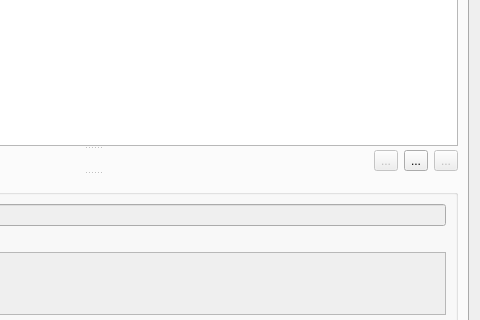
Qt form src/app/seamly2d/dialogs/dialogvariables.ui (FashionFreedom/Seamly2D) before a commit; both pictures show x 295 to 775 and y 96 to 416 of the 775 by 535 pixel window.
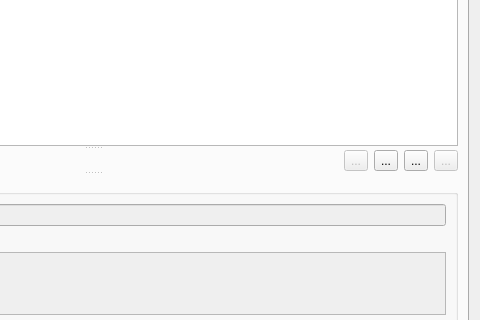
The same form after that commit. Icons and pictures are not drawn.

The edit to the form file:
```diff
--- a/src/app/seamly2d/dialogs/dialogvariables.ui
+++ b/src/app/seamly2d/dialogs/dialogvariables.ui
@@ -260,6 +260,26 @@
              </property>
             </widget>
            </item>
+           <item alignment="Qt::AlignRight">
+            <widget class="QToolButton" name="importCustomVariables_ToolButton">
+             <property name="sizePolicy">
+              <sizepolicy hsizetype="Fixed" vsizetype="Fixed">
+               <horstretch>0</horstretch>
+               <verstretch>0</verstretch>
+              </sizepolicy>
+             </property>
+             <property name="toolTip">
+              <string>Import custom variables from CSV</string>
+             </property>
+             <property name="text">
+              <string notr="true">...</string>
+             </property>
+             <property name="icon">
+              <iconset resource="../../../libs/vmisc/share/resources/theme.qrc">
+               <normaloff>:/icons/win.icon.theme/24x24/actions/document-open.png</normaloff>:/icons/win.icon.theme/24x24/actions/document-open.png</iconset>
+             </property>
+            </widget>
+           </item>
            <item alignment="Qt::AlignRight">
             <widget class="QToolButton" name="addCustomVariable_ToolButton">
              <property name="sizePolicy">
```
